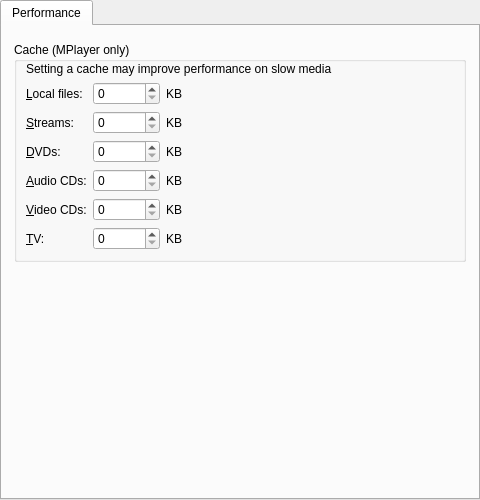
First picture: the form in src/gui/pref/performance.ui, repository wilbert2000/wzplayer, before the edit.
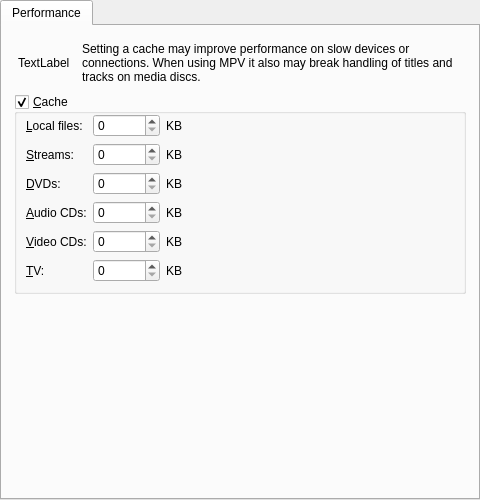
Second picture: the form after the edit.

Commit message: Moved Seek tab from Interface to Keyboard and mouse section. Increased icon size from 22 to 32 in section list preferences dialog. Made cache settings optional.

What changed in the file:
```diff
--- a/src/gui/pref/performance.ui
+++ b/src/gui/pref/performance.ui
@@ -24,40 +24,60 @@
        <string>Performance</string>
       </attribute>
       <layout class="QVBoxLayout">
-       <property name="leftMargin">
+       <property name="margin">
         <number>12</number>
        </property>
-       <property name="topMargin">
-        <number>16</number>
-       </property>
-       <property name="rightMargin">
-        <number>12</number>
-       </property>
-       <property name="bottomMargin">
-        <number>12</number>
-       </property>
+       <item>
+        <layout class="QHBoxLayout" name="horizontalLayout">
+         <property name="spacing">
+          <number>12</number>
+         </property>
+         <property name="margin">
+          <number>4</number>
+         </property>
+         <item>
+          <widget class="QLabel" name="icon_label">
+           <property name="text">
+            <string>TextLabel</string>
+           </property>
+          </widget>
+         </item>
+         <item>
+          <widget class="QLabel" name="cache_label">
+           <property name="sizePolicy">
+            <sizepolicy hsizetype="Expanding" vsizetype="Preferred">
+             <horstretch>0</horstretch>
+             <verstretch>0</verstretch>
+            </sizepolicy>
+           </property>
+           <property name="text">
+            <string>Setting a cache may improve performance on slow devices or connections. When using MPV it also may break handling of titles and tracks on media discs.</string>
+           </property>
+           <property name="textFormat">
+            <enum>Qt::PlainText</enum>
+           </property>
+           <property name="wordWrap">
+            <bool>true</bool>
+           </property>
+          </widget>
+         </item>
+        </layout>
+       </item>
        <item>
         <widget class="QGroupBox" name="cache_group">
          <property name="title">
-          <string>Cache (MPlayer only)</string>
+          <string>&amp;Cache</string>
          </property>
          <property name="flat">
           <bool>true</bool>
          </property>
+         <property name="checkable">
+          <bool>true</bool>
+         </property>
          <layout class="QGridLayout">
           <property name="topMargin">
            <number>0</number>
           </property>
-          <item row="0" column="0" colspan="4">
-           <widget class="QLabel" name="cache_label">
-            <property name="text">
-             <string>Setting a cache may improve performance on slow media</string>
-            </property>
-            <property name="wordWrap">
-             <bool>false</bool>
-            </property>
-           </widget>
-          </item>
           <item row="8" column="0">
            <widget class="QLabel" name="label_12">
             <property name="text">
```
Left out of the diff: 14 changed lines with no effect on the pictures. The commit also changes 34 other files.
